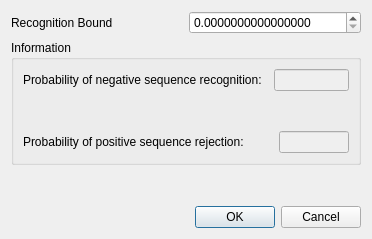
Above: src/plugins/expert_discovery/src/ui/ExpertDiscoverySetupRecBoundDialog.ui from violethaze74/ugene before the change. Below: the same form after it.
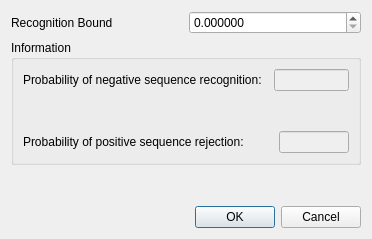
That is the form after the change.

Patch:
```diff
--- a/src/plugins/expert_discovery/src/ui/ExpertDiscoverySetupRecBoundDialog.ui
+++ b/src/plugins/expert_discovery/src/ui/ExpertDiscoverySetupRecBoundDialog.ui
@@ -35,7 +35,7 @@
         <string/>
        </property>
        <property name="decimals">
-        <number>16</number>
+        <number>6</number>
        </property>
        <property name="maximum">
         <double>999999999.000000000000000</double>
```
